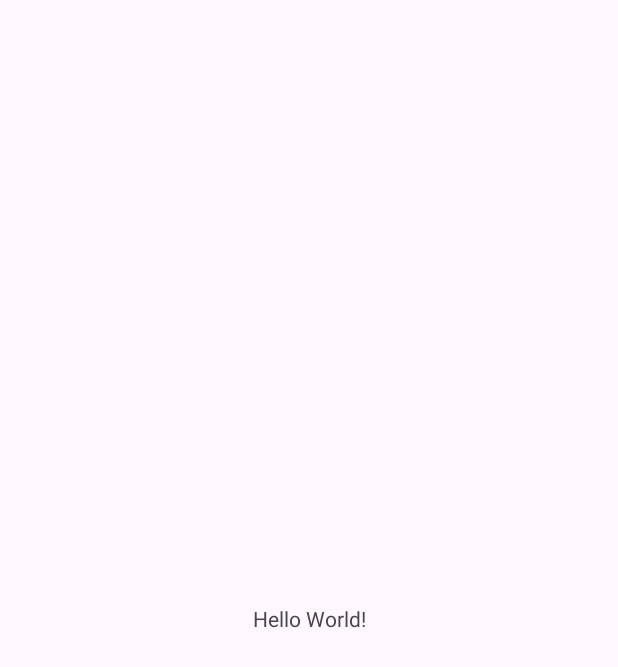
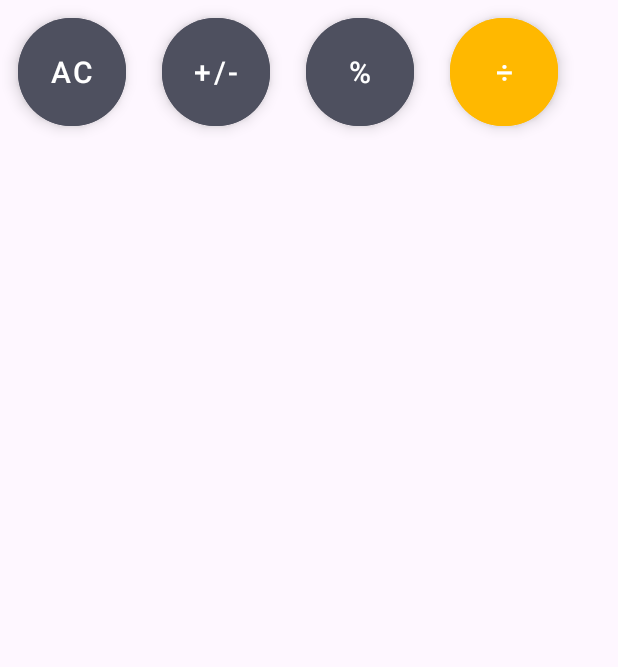
Before and after one commit to ezequielIB/MagikCalculatorApp, an Android app: the screen it shows after launch (MainActivity), on a phone screen of 412 x 824 dp. Before the commit the part shown is almost empty. Shown: the top 667 px of the screen. Run offline under Robolectric (Android 15) with nearby library versions, the light colour scheme and no system bars.

Commit message:
Agrego primeros cuatro botoes

```diff
--- a/app/build.gradle.kts
+++ b/app/build.gradle.kts
@@ -4,7 +4,7 @@ plugins {
 
 android {
     namespace = "com.example.app"
-    compileSdk = 33
+    compileSdk = 34
 
     defaultConfig {
         applicationId = "com.example.app"
--- a/app/src/main/res/layout/activity_main.xml
+++ b/app/src/main/res/layout/activity_main.xml
@@ -1,18 +1,76 @@
 <?xml version="1.0" encoding="utf-8"?>
-<androidx.constraintlayout.widget.ConstraintLayout xmlns:android="http://schemas.android.com/apk/res/android"
+<RelativeLayout xmlns:android="http://schemas.android.com/apk/res/android"
     xmlns:app="http://schemas.android.com/apk/res-auto"
     xmlns:tools="http://schemas.android.com/tools"
     android:layout_width="match_parent"
     android:layout_height="match_parent"
     tools:context=".MainActivity">
 
-    <TextView
-        android:layout_width="wrap_content"
+<LinearLayout
+    android:layout_width="match_parent"
+    android:layout_height="wrap_content"
+    android:orientation="vertical"
+    android:id="@+id/buttons_layout">
+
+    <LinearLayout
+        android:layout_width="match_parent"
         android:layout_height="wrap_content"
-        android:text="Hello World!"
-        app:layout_constraintBottom_toBottomOf="parent"
-        app:layout_constraintEnd_toEndOf="parent"
-        app:layout_constraintStart_toStartOf="parent"
-        app:layout_constraintTop_toTopOf="parent" />
+        android:layout_gravity="center"
+        android:orientation="horizontal">
 
-</androidx.constraintlayout.widget.ConstraintLayout>
+        <com.google.android.material.button.MaterialButton
+            android:layout_width="72dp"
+            android:layout_height="72dp"
+            app:cornerRadius="35dp"
+            style="@style/Widget.MaterialComponents.ExtendedFloatingActionButton"
+            android:textSize="20dp"
+            android:textColor="@color/white"
+            android:layout_margin="12dp"
+            android:id="@+id/button_ac"
+            android:backgroundTint="#4E505F"
+            android:text="AC"
+            />
+        <com.google.android.material.button.MaterialButton
+            android:layout_width="72dp"
+            android:layout_height="72dp"
+            app:cornerRadius="35dp"
+            style="@style/Widget.MaterialComponents.ExtendedFloatingActionButton"
+            android:textSize="20dp"
+            android:textColor="@color/white"
+            android:layout_margin="12dp"
+            android:id="@+id/button_positiveNegative"
+            android:backgroundTint="#4E505F"
+            android:text="+/-"
+            />
+        <com.google.android.material.button.MaterialButton
+            android:id="@+id/button_percent"
+            style="@style/Widget.MaterialComponents.ExtendedFloatingActionButton"
+            android:layout_width="72dp"
+            android:layout_height="72dp"
+            android:layout_margin="12dp"
+            android:backgroundTint="#4E505F"
+            android:text="%"
+            android:textColor="@color/white"
+            android:textSize="20dp"
+            app:cornerRadius="35dp" />
+        <com.google.android.material.button.MaterialButton
+            android:layout_width="72dp"
+            android:layout_height="72dp"
+            app:cornerRadius="35dp"
+            style="@style/Widget.MaterialComponents.ExtendedFloatingActionButton"
+            android:textSize="20dp"
+            android:textColor="@color/white"
+            android:layout_margin="12dp"
+            android:id="@+id/button_divideSymbol"
+            android:backgroundTint="#FFB800"
+            android:text="÷"
+            />
+
+
+
+    </LinearLayout>
+
+
+</LinearLayout>
+
+</RelativeLayout>
```
